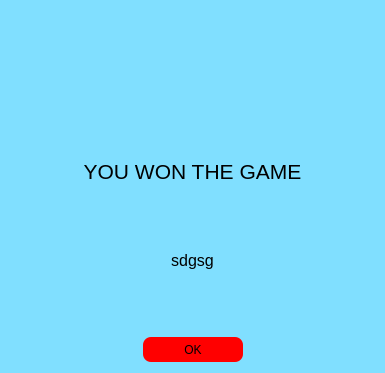
Old version of the form winnerscreen.ui in the repository HashanMaduwantha/TicTacToe.
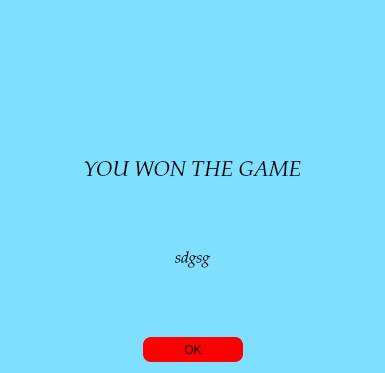
New version of the form.

```diff
--- a/winnerscreen.ui
+++ b/winnerscreen.ui
@@ -34,7 +34,9 @@
      </property>
      <property name="font">
       <font>
+       <family>Palatino Linotype</family>
        <pointsize>16</pointsize>
+       <italic>true</italic>
       </font>
      </property>
      <property name="text">
@@ -55,7 +57,9 @@
      </property>
      <property name="font">
       <font>
+       <family>Palatino Linotype</family>
        <pointsize>12</pointsize>
+       <italic>true</italic>
       </font>
      </property>
      <property name="text">
```
